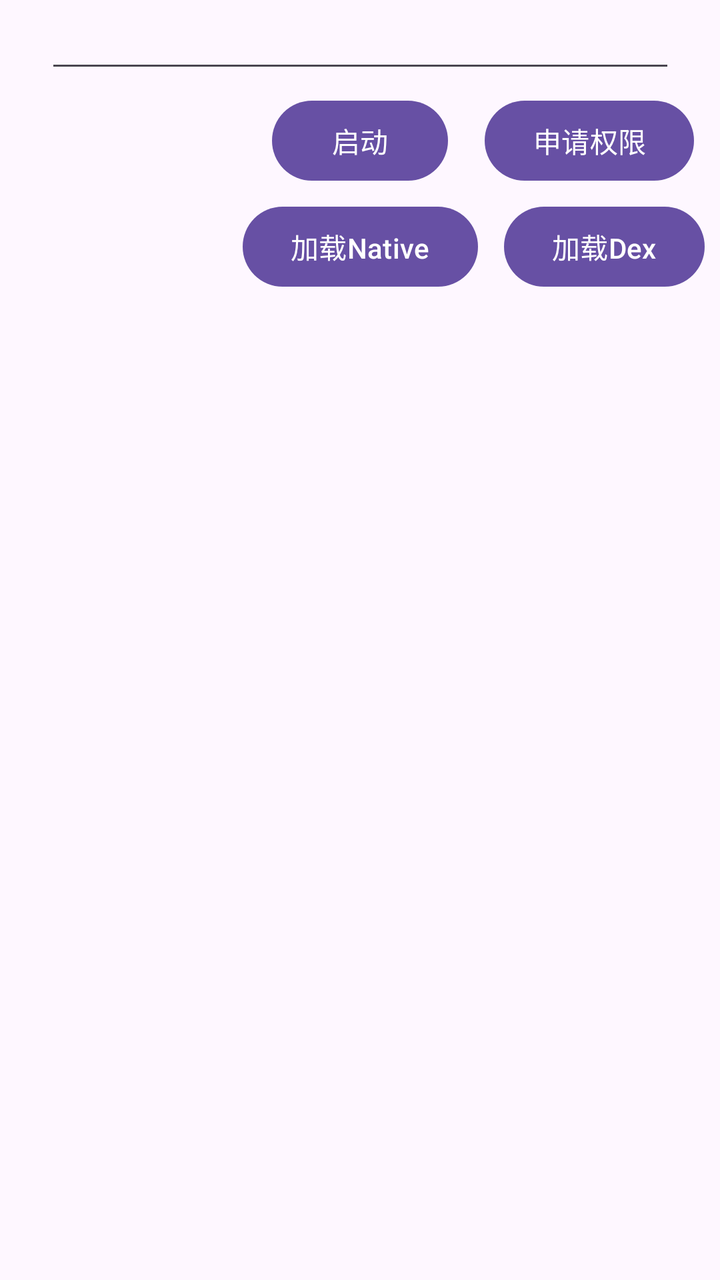
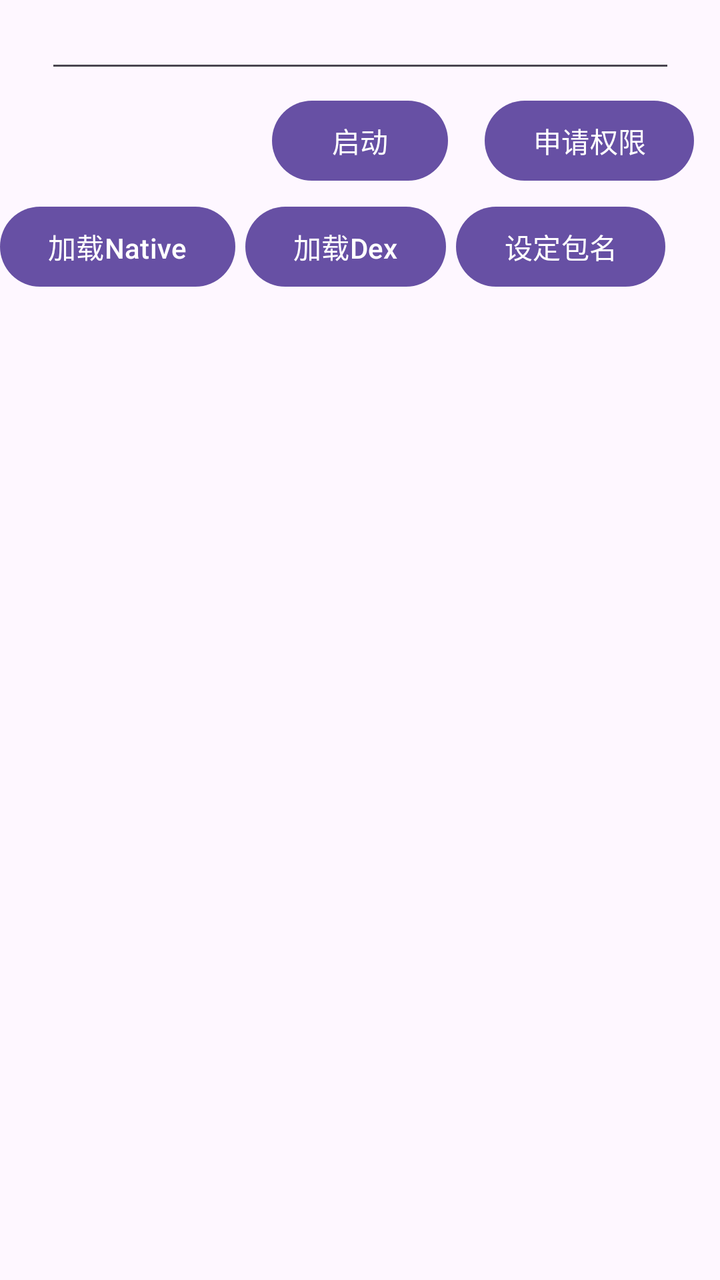

The first picture is an Android layout as it rendered before a commit; the second is the same layout after the commit. The layout source and the unified diff follow.
<!-- AndroidManifest.xml: application theme AppTheme -->
<!-- res/layout/activity_main.xml -->
<?xml version="1.0" encoding="utf-8"?>
<androidx.constraintlayout.widget.ConstraintLayout
    xmlns:android="http://schemas.android.com/apk/res/android"
    xmlns:app="http://schemas.android.com/apk/res-auto"
    android:layout_height="match_parent"
    android:layout_width="match_parent">

    <EditText
        android:ems="15"
        android:id="@+id/edit"
        android:layout_height="wrap_content"
        android:layout_width="wrap_content"
        app:layout_constraintTop_toTopOf="parent"
        app:layout_constraintStart_toStartOf="parent"
        app:layout_constraintEnd_toEndOf="parent" />

    <Button
        android:layout_height="wrap_content"
        android:layout_width="wrap_content"
        android:layout_marginTop="5dp"
        app:layout_constraintTop_toBottomOf="@id/edit"
        app:layout_constraintStart_toStartOf="parent"
        app:layout_constraintEnd_toEndOf="parent"
        android:id="@+id/load"
        android:text="启动" />
    <Button
        android:layout_height="wrap_content"
        android:layout_width="wrap_content"
        android:layout_marginTop="5dp"
        android:layout_marginStart="5dp"
        app:layout_constraintTop_toBottomOf="@id/edit"
        app:layout_constraintStart_toEndOf="@id/load"
        app:layout_constraintEnd_toEndOf="parent"
        android:id="@+id/please"
        android:text="申请权限" />

    <Button
        android:layout_height="wrap_content"
        android:layout_width="wrap_content"
        android:layout_marginTop="5dp"
        app:layout_constraintTop_toBottomOf="@id/load"
        app:layout_constraintStart_toStartOf="parent"
        app:layout_constraintEnd_toEndOf="parent"
        android:id="@+id/load_native"
        android:text="加载Native" />

    <Button
        android:layout_height="wrap_content"
        android:layout_width="wrap_content"
        android:layout_marginTop="5dp"
        android:layout_marginStart="5dp"
        app:layout_constraintTop_toBottomOf="@id/load"
        app:layout_constraintStart_toEndOf="@id/load_native"
        app:layout_constraintEnd_toEndOf="parent"
        android:id="@+id/load_dex"
        android:text="加载Dex" />


</androidx.constraintlayout.widget.ConstraintLayout>
<!-- resources referenced by this layout -->
<resources>
  <style name="AppTheme" parent="Base.AppTheme" />
  <style name="Base.AppTheme" parent="Theme.Material3.DayNight.NoActionBar">
      
      
    </style>
</resources>

<!-- the commit's change to res/layout/activity_main.xml (unified diff, before → after) -->
@@ -40,7 +40,6 @@
         android:layout_marginTop="5dp"
         app:layout_constraintTop_toBottomOf="@id/load"
         app:layout_constraintStart_toStartOf="parent"
-        app:layout_constraintEnd_toEndOf="parent"
         android:id="@+id/load_native"
         android:text="加载Native" />
 
@@ -51,9 +50,19 @@
         android:layout_marginStart="5dp"
         app:layout_constraintTop_toBottomOf="@id/load"
         app:layout_constraintStart_toEndOf="@id/load_native"
-        app:layout_constraintEnd_toEndOf="parent"
         android:id="@+id/load_dex"
         android:text="加载Dex" />
+    
+        <Button
+        android:layout_height="wrap_content"
+        android:layout_width="wrap_content"
+        android:layout_marginTop="5dp"
+        android:layout_marginStart="5dp"
+        app:layout_constraintTop_toBottomOf="@id/load"
+        app:layout_constraintStart_toEndOf="@id/load_dex"
+        android:id="@+id/set"
+        android:text="设定包名" />
 
+    
 
 </androidx.constraintlayout.widget.ConstraintLayout>
